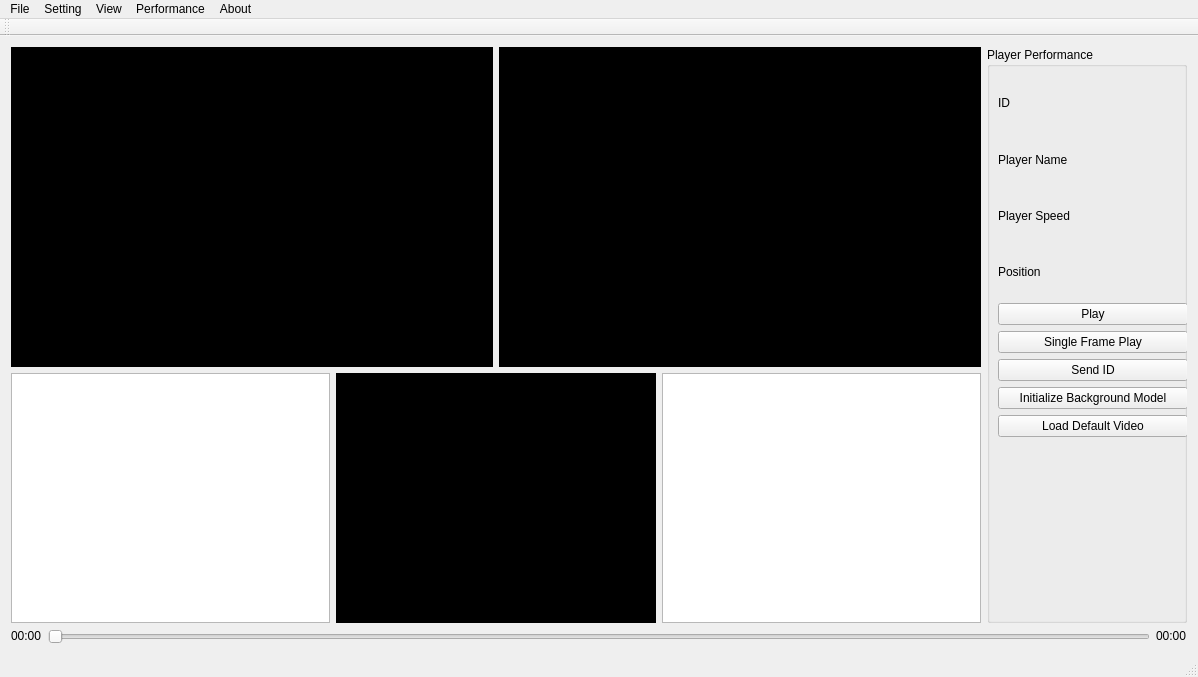
Above: integrasi/mainwindow.ui from hammashamzah/tugasakhir before the change. Below: the same form after it.
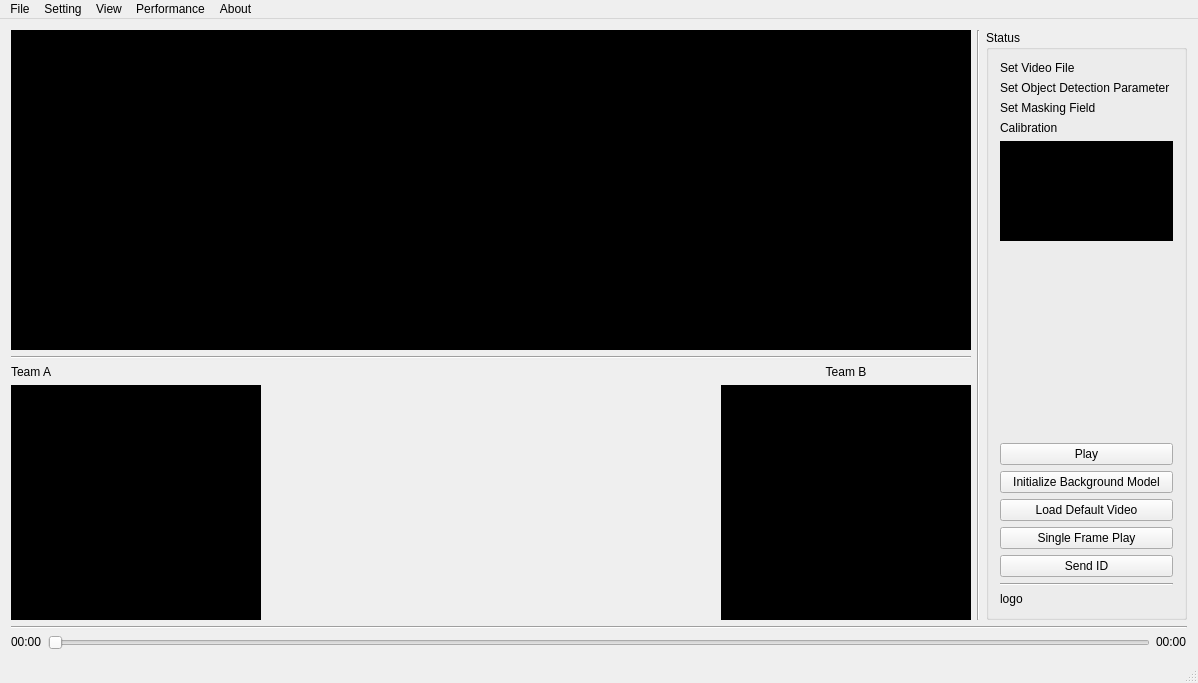
That is the form after the change. Custom widgets are drawn as their Qt base class.

Diff of the .ui file:
```diff
--- a/integrasi/mainwindow.ui
+++ b/integrasi/mainwindow.ui
@@ -7,7 +7,7 @@
     <x>0</x>
     <y>0</y>
     <width>1198</width>
-    <height>677</height>
+    <height>683</height>
    </rect>
   </property>
   <property name="windowTitle">
@@ -19,11 +19,16 @@
   <widget class="QWidget" name="centralWidget">
    <layout class="QGridLayout" name="gridLayout">
     <item row="0" column="0">
-     <layout class="QHBoxLayout" name="horizontalLayout_3">
+     <layout class="QVBoxLayout" name="verticalLayout_4">
       <item>
-       <layout class="QVBoxLayout" name="verticalLayout_3">
+       <layout class="QHBoxLayout" name="horizontalLayout_4">
+        <item>
+         <layout class="QVBoxLayout" name="verticalLayout_7">
         <item>
          <layout class="QHBoxLayout" name="horizontalLayout_5">
+            <property name="spacing">
+             <number>0</number>
+            </property>
           <item>
            <widget class="ClickDisplay" name="label_stream_1">
             <property name="enabled">
@@ -74,9 +79,50 @@
          </layout>
         </item>
         <item>
-         <layout class="QHBoxLayout" name="horizontalLayout_2">
+           <widget class="Line" name="line_2">
+            <property name="orientation">
+             <enum>Qt::Horizontal</enum>
+            </property>
+           </widget>
+          </item>
           <item>
-           <widget class="QListWidget" name="listTeamA"/>
+           <layout class="QHBoxLayout" name="horizontalLayout_3">
+            <item>
+             <layout class="QVBoxLayout" name="verticalLayout_5">
+              <item>
+               <widget class="QLabel" name="label_2">
+                <property name="maximumSize">
+                 <size>
+                  <width>250</width>
+                  <height>16777215</height>
+                 </size>
+                </property>
+                <property name="text">
+                 <string>Team A</string>
+                </property>
+               </widget>
+              </item>
+              <item>
+               <widget class="QListWidget" name="listTeamA">
+                <property name="maximumSize">
+                 <size>
+                  <width>250</width>
+                  <height>16777215</height>
+                 </size>
+                </property>
+                <property name="styleSheet">
+                 <string notr="true">background-color: rgb(0, 0, 0);
+font: 75 14pt &quot;Tlwg Typist&quot;;
+color: rgb(255, 255, 255);</string>
+                </property>
+               </widget>
+              </item>
+             </layout>
+            </item>
+            <item>
+             <layout class="QVBoxLayout" name="verticalLayout_6">
+              <item>
+               <layout class="QHBoxLayout" name="horizontalLayout_2"/>
           </item>
           <item>
            <widget class="ClickDisplay" name="label_game_visual">
@@ -93,22 +139,66 @@
              </size>
             </property>
             <property name="styleSheet">
-             <string notr="true">Background-color: #000;</string>
+                 <string notr="true"/>
             </property>
             <property name="text">
              <string/>
             </property>
             <property name="scaledContents">
-             <bool>true</bool>
-            </property>
-           </widget>
-          </item>
+                 <bool>false</bool>
+                </property>
+                <property name="alignment">
+                 <set>Qt::AlignCenter</set>
+                </property>
+               </widget>
+              </item>
+             </layout>
+            </item>
           <item>
-           <widget class="QListWidget" name="listTeamB"/>
-          </item>
+             <layout class="QVBoxLayout" name="verticalLayout_3">
+              <item>
+               <widget class="QLabel" name="label">
+                <property name="maximumSize">
+                 <size>
+                  <width>250</width>
+                  <height>16777215</height>
+                 </size>
+                </property>
+                <property name="text">
+                 <string>Team B</string>
+                </property>
+                <property name="alignment">
+                 <set>Qt::AlignCenter</set>
+                </property>
+               </widget>
+              </item>
+              <item>
+               <widget class="QListWidget" name="listTeamB">
+                <property name="maximumSize">
+                 <size>
+                  <width>250</width>
+                  <height>16777215</height>
+                 </size>
+                </property>
+                <property name="styleSheet">
+                 <string notr="true">background-color: rgb(0, 0, 0);
+font: 75 14pt &quot;Tlwg Typist&quot;;
+color: rgb(255, 255, 255);</string>
+                </property>
+               </widget>
+              </item>
          </layout>
         </item>
        </layout>
+          </item>
+         </layout>
+        </item>
+        <item>
+         <widget class="Line" name="line">
+          <property name="orientation">
+           <enum>Qt::Vertical</enum>
+          </property>
+         </widget>
       </item>
       <item>
        <layout class="QVBoxLayout" name="verticalLayout_2">
@@ -137,104 +227,199 @@
             </size>
            </property>
            <property name="title">
-            <string>Player Performance</string>
-           </property>
-           <widget class="QWidget" name="layoutWidget">
-            <property name="geometry">
-             <rect>
-              <x>0</x>
-              <y>20</y>
-              <width>212</width>
-              <height>381</height>
-             </rect>
-            </property>
-            <layout class="QVBoxLayout" name="verticalLayout_4">
+              <string>Status</string>
+             </property>
+             <layout class="QVBoxLayout" name="verticalLayout">
              <item>
               <layout class="QGridLayout" name="gridLayout_2">
                <item row="0" column="0">
-                <widget class="QLabel" name="idLabel">
+                 <widget class="QLabel" name="stautusSetVideoFile">
                  <property name="font">
                   <font>
                    <pointsize>9</pointsize>
                   </font>
                  </property>
                  <property name="text">
-                  <string>ID</string>
+                   <string>Set Video File</string>
+                  </property>
+                  <property name="scaledContents">
+                   <bool>true</bool>
                  </property>
                 </widget>
                </item>
                <item row="1" column="0">
-                <widget class="QLabel" name="playerNameLabel">
+                 <widget class="QLabel" name="statusSetParamter">
                  <property name="text">
-                  <string>Player Name</string>
-                 </property>
-                </widget>
-               </item>
-               <item row="2" column="0">
-                <widget class="QLabel" name="playerSpeedLabel">
-                 <property name="text">
-                  <string>Player Speed</string>
+                   <string>Set Object Detection Parameter</string>
                  </property>
                 </widget>
                </item>
                <item row="3" column="0">
-                <widget class="QLabel" name="positionLabel">
+                 <widget class="QLabel" name="statusCalibration">
                  <property name="text">
-                  <string>Position</string>
+                   <string>Calibration</string>
+                  </property>
+                 </widget>
+                </item>
+                <item row="2" column="0">
+                 <widget class="QLabel" name="statusSetMask">
+                  <property name="text">
+                   <string>Set Masking Field</string>
                  </property>
                 </widget>
                </item>
               </layout>
              </item>
              <item>
-              <layout class="QVBoxLayout" name="verticalLayout">
+               <widget class="QTextBrowser" name="logActivity">
+                <property name="minimumSize">
+                 <size>
+                  <width>0</width>
+                  <height>100</height>
+                 </size>
+                </property>
+                <property name="styleSheet">
+                 <string notr="true">background-color: rgb(0, 0, 0);
+font: 75 10pt &quot;Tlwg Typo&quot;;
+color: rgb(255, 255, 255);</string>
+                </property>
+                <property name="lineWidth">
+                 <number>0</number>
+                </property>
+               </widget>
+              </item>
+              <item>
+               <spacer name="verticalSpacer">
+                <property name="orientation">
+                 <enum>Qt::Vertical</enum>
+                </property>
+                <property name="sizeHint" stdset="0">
+                 <size>
+                  <width>20</width>
+                  <height>365</height>
+                 </size>
+                </property>
+               </spacer>
+              </item>
                <item>
                 <widget class="QPushButton" name="pushButton_play">
+                <property name="maximumSize">
+                 <size>
+                  <width>200</width>
+                  <height>16777215</height>
+                 </size>
+                </property>
                  <property name="text">
                   <string>Play</string>
                  </property>
-                </widget>
-               </item>
-               <item>
-                <widget class="QPushButton" name="pushButton_single_play">
-                 <property name="text">
-                  <string>Single Frame Play</string>
-                 </property>
-                </widget>
-               </item>
-               <item>
-                <widget class="QPushButton" name="pushButton_send_id">
-                 <property name="text">
-                  <string>Send ID</string>
-                 </property>
+                <attribute name="buttonGroup">
+                 <string notr="true">buttonGroup</string>
+                </attribute>
                 </widget>
                </item>
                <item>
                 <widget class="QPushButton" name="pushButton_initialize_background_model">
+                <property name="maximumSize">
+                 <size>
+                  <width>200</width>
+                  <height>16777215</height>
+                 </size>
+                </property>
                  <property name="text">
                   <string>Initialize Background Model</string>
                  </property>
+                <attribute name="buttonGroup">
+                 <string notr="true">buttonGroup</string>
+                </attribute>
                 </widget>
                </item>
                <item>
                 <widget class="QPushButton" name="pushButton_load_default_video">
+                <property name="maximumSize">
+                 <size>
+                  <width>200</width>
+                  <height>16777215</height>
+                 </size>
+                </property>
                  <property name="text">
                   <string>Load Default Video</string>
                  </property>
-                </widget>
-               </item>
-              </layout>
-             </item>
-            </layout>
-           </widget>
-          </widget>
+                <attribute name="buttonGroup">
+                 <string notr="true">buttonGroup</string>
+                </attribute>
+               </widget>
+              </item>
+              <item>
+               <widget class="QPushButton" name="pushButton_single_play">
+                <property name="maximumSize">
+                 <size>
+                  <width>200</width>
+                  <height>16777215</height>
+                 </size>
+                </property>
+                <property name="text">
+                 <string>Single Frame Play</string>
+                </property>
+                <attribute name="buttonGroup">
+                 <string notr="true">buttonGroup</string>
+                </attribute>
+               </widget>
+              </item>
+              <item>
+               <widget class="QPushButton" name="pushButton_send_id">
+                <property name="maximumSize">
+                 <size>
+                  <width>200</width>
+                  <height>16777215</height>
+                 </size>
+                </property>
+                <property name="text">
+                 <string>Send ID</string>
+                </property>
+                <attribute name="buttonGroup">
+                 <string notr="true">buttonGroup</string>
+                </attribute>
+               </widget>
+              </item>
+              <item>
+               <widget class="Line" name="line_3">
+                <property name="orientation">
+                 <enum>Qt::Horizontal</enum>
+                </property>
+               </widget>
+              </item>
+              <item>
+               <widget class="QLabel" name="logo">
+                <property name="maximumSize">
+                 <size>
+                  <width>200</width>
+                  <height>75</height>
+                 </size>
+                </property>
+                <property name="text">
+                 <string>logo</string>
+                </property>
+                <property name="scaledContents">
+                 <bool>true</bool>
+                </property>
          </widget>
         </item>
        </layout>
+            </widget>
+           </widget>
       </item>
      </layout>
     </item>
-    <item row="1" column="0">
+       </layout>
+      </item>
+      <item>
+       <widget class="Line" name="line_4">
+        <property name="orientation">
+         <enum>Qt::Horizontal</enum>
+        </property>
+       </widget>
+      </item>
+      <item>
      <layout class="QHBoxLayout" name="horizontalLayout">
       <item>
        <widget class="QLabel" name="label_current_time">
@@ -272,7 +457,8 @@
      </layout>
     </item>
    </layout>
-   <zorder></zorder>
+    </item>
+   </layout>
    <zorder></zorder>
   </widget>
   <widget class="QMenuBar" name="menuBar">
@@ -281,7 +467,7 @@
      <x>0</x>
      <y>0</y>
      <width>1198</width>
-     <height>25</height>
+     <height>17</height>
     </rect>
    </property>
    <widget class="QMenu" name="menuFile">
@@ -299,6 +485,7 @@
     </property>
     <addaction name="actionTuning_Background_Model"/>
     <addaction name="actionField_Selection"/>
+    <addaction name="actionDistortion_Correction"/>
    </widget>
    <widget class="QMenu" name="menuView">
     <property name="title">
@@ -326,14 +513,6 @@
    <addaction name="menuPerformance"/>
    <addaction name="menuAbout"/>
   </widget>
-  <widget class="QToolBar" name="mainToolBar">
-   <attribute name="toolBarArea">
-    <enum>TopToolBarArea</enum>
-   </attribute>
-   <attribute name="toolBarBreak">
-    <bool>false</bool>
-   </attribute>
-  </widget>
   <widget class="QStatusBar" name="statusBar"/>
   <action name="actionVideo_1">
    <property name="text">
@@ -395,6 +574,11 @@
     <string>First Image 2</string>
    </property>
   </action>
+  <action name="actionDistortion_Correction">
+   <property name="text">
+    <string>Distortion Correction</string>
+   </property>
+  </action>
  </widget>
  <layoutdefault spacing="6" margin="11"/>
  <customwidgets>
```
Left out of the diff: 3 changed lines with no effect on the pictures. Lines whose indentation alone changed are shown as unchanged.
